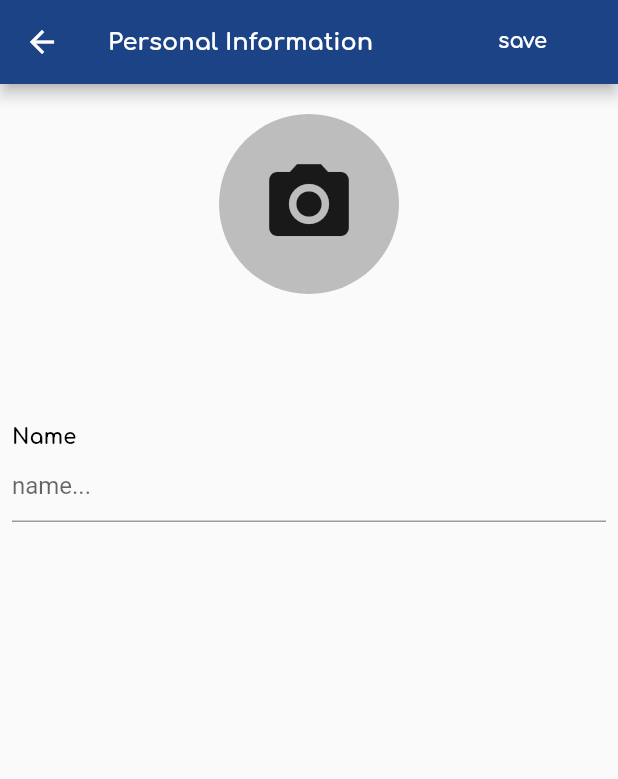
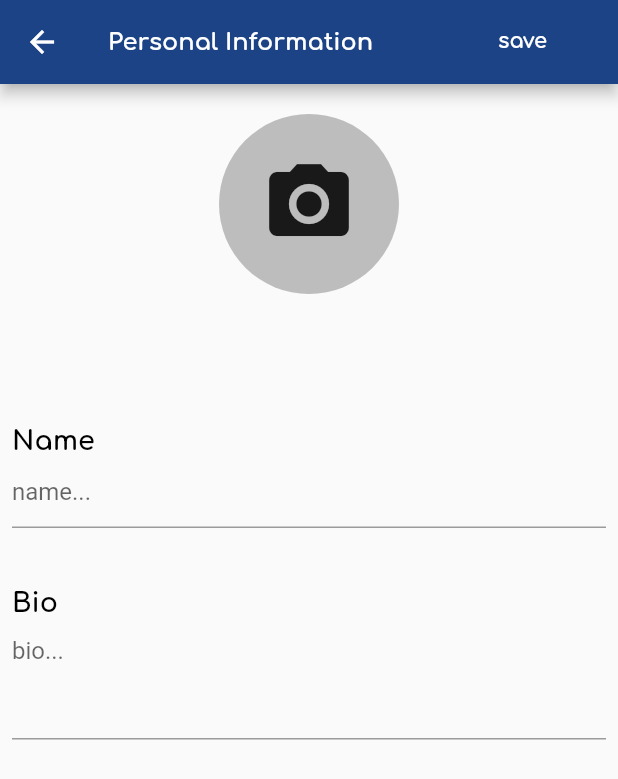
Before and after one commit to iCoder38/synapse_new, a Flutter app: the MainProfilePageScreen screen opened directly, after a tap on "Personal information", on a phone screen of 412 x 824 dp. Shown: the top 779 px of the screen. Run offline on Flutter 3.47's test engine with Material 2 defaults, Android fonts, the phone set to English and light mode, and no system bars; our stand-ins replace animated_notch_bottom_bar, cached_network_image, cloud_firestore, firebase_auth, firebase_core, firebase_messaging and 7 more; missing offline and left inert: google_place; accounts and stored records are empty; network calls fail.

Commit message:
settings profile

```diff
--- a/lib/controllers/screens/communities/community_followers/community_followers.dart
+++ b/lib/controllers/screens/communities/community_followers/community_followers.dart
@@ -98,6 +98,7 @@ class _CommunityFollowersScreenState extends State<CommunityFollowersScreen> {
                                 builder: (context) => MyProfileScreen(
                                   strFirebaseId: data['firebaseId'].toString(),
                                   strUsername: data['name'].toString(),
+                                  strBio: data['bio'].toString(),
                                 ),
                               ),
                             );
--- a/lib/controllers/screens/home_page/widget/feeds_header/feeds_header.dart
+++ b/lib/controllers/screens/home_page/widget/feeds_header/feeds_header.dart
@@ -57,6 +57,7 @@ class _FeedsHeaderUIScreenState extends State<FeedsHeaderUIScreen> {
                         widget.getDataForFeedsHeader['postEntityId'].toString(),
                     strUsername: widget.getDataForFeedsHeader['postEntityName']
                         .toString(),
+                    strBio: '',
                   ),
                 ),
               );
--- a/lib/controllers/screens/my_settings/main_profile_page.dart
+++ b/lib/controllers/screens/my_settings/main_profile_page.dart
@@ -27,6 +27,8 @@ class _MainProfilePageScreenState extends State<MainProfilePageScreen> {
   var strlogout = '0';
   var strLoader = '0';
   var strProfileImage = '0';
+  var strUserBio = '0';
+  var strLoginUserDocumentId = '0';
   //
   @override
   void initState() {
@@ -63,6 +65,8 @@ class _MainProfilePageScreenState extends State<MainProfilePageScreen> {
           }
           //
           strProfileImage = element.data()['profiledisplayImage'].toString();
+          strUserBio = element.data()['bio'].toString();
+          strLoginUserDocumentId = element.data()['documentId'].toString();
           //
         }
         setState(() {
@@ -198,6 +202,7 @@ class _MainProfilePageScreenState extends State<MainProfilePageScreen> {
                             strUsername: FirebaseAuth
                                 .instance.currentUser!.displayName
                                 .toString(),
+                            strBio: strUserBio.toString(),
                           ),
                         ),
                       );
@@ -855,6 +860,8 @@ class _MainProfilePageScreenState extends State<MainProfilePageScreen> {
       MaterialPageRoute(
         builder: (context) => PersonalInformationScreen(
           getProfilePicture: strProfileImage,
+          getUserBio: strUserBio,
+          getDocumentId: strLoginUserDocumentId,
         ),
       ),
     );
--- a/lib/controllers/screens/my_settings/my_profile/my_profile.dart
+++ b/lib/controllers/screens/my_settings/my_profile/my_profile.dart
@@ -1,6 +1,6 @@
 // ignore_for_file: public_member_api_docs, sort_constructors_first, avoid_print
 import 'package:cloud_firestore/cloud_firestore.dart';
-// import 'package:flutter/cupertino.dart';
+import 'package:flutter/cupertino.dart';
 import 'package:flutter/foundation.dart';
 import 'package:flutter/material.dart';
 import 'package:synapse_new/controllers/screens/events/all_events/all_events.dart';
@@ -24,11 +24,13 @@ class MyProfileScreen extends StatefulWidget {
     Key? key,
     required this.strFirebaseId,
     required this.strUsername,
+    required this.strBio,
   }) : super(key: key);
 
   // final String strMyProfile;
   final String strFirebaseId;
   final String strUsername;
+  final String strBio;
 
   @override
   State<MyProfileScreen> createState() => _MyProfileScreenState();
--- a/lib/controllers/screens/my_settings/my_profile/personal information/personal_information.dart
+++ b/lib/controllers/screens/my_settings/my_profile/personal information/personal_information.dart
@@ -22,9 +22,13 @@ class PersonalInformationScreen extends StatefulWidget {
   const PersonalInformationScreen({
     Key? key,
     required this.getProfilePicture,
+    required this.getUserBio,
+    required this.getDocumentId,
   }) : super(key: key);
 
   final String getProfilePicture;
+  final String getUserBio;
+  final String getDocumentId;
 
   @override
   State<PersonalInformationScreen> createState() =>
@@ -38,12 +42,16 @@ class PersonalInformationScreenState extends State<PersonalInformationScreen> {
   XFile? image;
   //
   late final TextEditingController contUserName;
+  late final TextEditingController contUserBio;
   //
   @override
   void initState() {
     //
     contUserName = TextEditingController(
         text: FirebaseAuth.instance.currentUser!.displayName);
+    contUserBio = TextEditingController(
+      text: widget.getUserBio,
+    );
     super.initState();
   }
 
@@ -102,7 +110,9 @@ class PersonalInformationScreenState extends State<PersonalInformationScreen> {
           ),
         ],
       ),
-      body: Column(
+      body: SingleChildScrollView(
+        scrollDirection: Axis.vertical,
+        child: Column(
           // mainAxisAlignment: MainAxisAlignment.center,
           children: [
             const SizedBox(
@@ -133,7 +143,8 @@ class PersonalInformationScreenState extends State<PersonalInformationScreen> {
                               placeholder: (context, url) => const SizedBox(
                                 height: 40,
                                 width: 40,
-                              child: Center(child: CircularProgressIndicator()),
+                                child:
+                                    Center(child: CircularProgressIndicator()),
                               ),
                               errorWidget: (context, url, error) =>
                                   const Icon(Icons.error),
@@ -172,7 +183,7 @@ class PersonalInformationScreenState extends State<PersonalInformationScreen> {
                       text_bold_comforta(
                         'Name',
                         Colors.black,
-                      14.0,
+                        18.0,
                       ),
                     ],
                   ),
@@ -190,6 +201,35 @@ class PersonalInformationScreenState extends State<PersonalInformationScreen> {
                       // labelText: FirebaseAuth.instance.currentUser!.displayName,
                     ),
                   ),
+                  //
+                  const SizedBox(
+                    height: 40.0,
+                  ),
+                  Row(
+                    children: [
+                      text_bold_comforta(
+                        'Bio',
+                        Colors.black,
+                        18.0,
+                      ),
+                    ],
+                  ),
+                  TextField(
+                    controller: contUserBio,
+                    decoration: const InputDecoration(
+                      // border: InputBorder.none,
+                      // enabledBorder: UnderlineInputBorder(
+                      // borderSide: BorderSide(color: Colors.cyan),
+                      // ),
+                      focusedBorder: UnderlineInputBorder(
+                        borderSide: BorderSide(color: Colors.black),
+                      ),
+                      hintText: 'bio...',
+                      // labelText: FirebaseAuth.instance.currentUser!.displayName,
+                    ),
+                    maxLines: 3,
+                  ),
+
                   // const Divider(
                   //   color: Colors.black,
                   // ),
@@ -197,6 +237,7 @@ class PersonalInformationScreenState extends State<PersonalInformationScreen> {
               ),
             )
           ],
+        ),
       ),
     );
   }
@@ -249,32 +290,7 @@ class PersonalInformationScreenState extends State<PersonalInformationScreen> {
         .collection(
           '$strFirebaseMode${FirestoreUtils.USERS}',
         )
-        .where('firebaseId', isEqualTo: FirebaseAuth.instance.currentUser!.uid)
-        .get()
-        .then((value) {
-      if (kDebugMode) {
-        print(value.docs);
-      }
-
-      if (value.docs.isEmpty) {
-        if (kDebugMode) {
-          print('======> NO USER FOUND <========');
-        }
-      } else {
-        if (kDebugMode) {
-          print('======> Yes, USER FOUND <========');
-        }
-        for (var element in value.docs) {
-          if (kDebugMode) {
-            print(element.id);
-            //
-          }
-          //
-          FirebaseFirestore.instance
-              .collection(
-                '$strFirebaseMode${FirestoreUtils.USERS}',
-              )
-              .doc(element.id.toString())
+        .doc(widget.getDocumentId.toString())
         .update(
       {
         'profiledisplayImage': urlIs.toString(),
@@ -282,10 +298,6 @@ class PersonalInformationScreenState extends State<PersonalInformationScreen> {
     ).then((value) => {
               //
               Navigator.pop(context),
-                  });
-          //
-        }
-      }
             });
   }
 
@@ -296,7 +308,20 @@ class PersonalInformationScreenState extends State<PersonalInformationScreen> {
         .updateDisplayName(nameText)
         .then((value) => {
               //
+              FirebaseFirestore.instance
+                  .collection(
+                    '$strFirebaseMode${FirestoreUtils.USERS}',
+                  )
+                  .doc(widget.getDocumentId.toString())
+                  .update(
+                {
+                  'name': nameText.toString(),
+                  'bio': contUserBio.text.toString(),
+                },
+              ).then((value) => {
+                        //
                         Navigator.pop(context),
+                      }),
             });
   }
 }
--- a/lib/register/register.dart
+++ b/lib/register/register.dart
@@ -633,7 +633,8 @@ class _RegisterScreeenState extends State<RegisterScreeen> {
                 'name': FirebaseAuth.instance.currentUser!.displayName,
                 'timeStamp': DateTime.now().millisecondsSinceEpoch,
                 'verify': FirebaseAuth.instance.currentUser!.emailVerified,
-                'profileType': '',
+                'profileType': 'Student',
+                'bio': '',
 
                 //
               },
```
Lines whose indentation alone changed are shown as unchanged.
